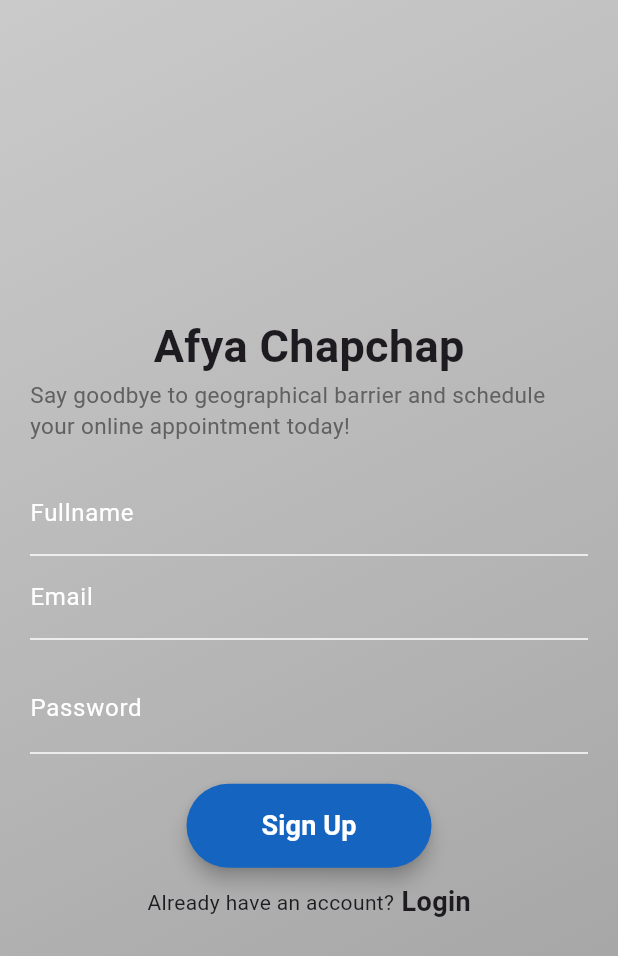
After one commit to makuachteny/mobile-dev, a Flutter app: the SignUpPage screen opened directly, on a phone screen of 412 x 824 dp. The commit adds this screen. Shown: the top 956 px of the screen. Run offline on Flutter 3.47's test engine with Material 3 defaults, Android fonts, the phone set to English and light mode, and no system bars.

Commit message:
signp page

```diff
--- /dev/null
+++ b/afya_chapchap/lib/Screens/signup.dart
@@ -0,0 +1,143 @@
+import 'package:flutter/material.dart';
+
+class SignUpPage extends StatefulWidget {
+  const SignUpPage({super.key});
+
+  @override
+  SignUpPageState createState() => SignUpPageState();
+}
+
+class SignUpPageState extends State<SignUpPage> {
+  late final TextEditingController _fullnameController;
+  late final TextEditingController _emailController;
+  late final TextEditingController _passwordController;
+
+  @override
+  void initState() {
+    _fullnameController = TextEditingController();
+    _emailController = TextEditingController();
+    _passwordController = TextEditingController();
+    super.initState();
+  }
+
+  @override
+  void dispose() {
+    _fullnameController.dispose();
+    _emailController.dispose();
+    _passwordController.dispose();
+    super.dispose();
+  }
+
+  @override
+  Widget build(BuildContext context) {
+    return Scaffold(
+      body: Container(
+        decoration: const BoxDecoration(
+          gradient: LinearGradient(
+            begin: Alignment.topLeft,
+            end: Alignment.bottomRight,
+            colors: [Color.fromARGB(221, 195, 195, 194), Colors.grey],
+          ),
+        ),
+        child: SafeArea(
+          child: Padding(
+            padding: const EdgeInsets.all(20.0),
+            child: Column(
+              mainAxisAlignment: MainAxisAlignment.center,
+              children: <Widget>[
+                const Text(
+                  "Afya Chapchap",
+                  style: TextStyle(
+                    fontSize: 30,
+                    fontWeight: FontWeight.bold,
+                  ),
+                ),
+                Text(
+                  "Say goodbye to geographical barrier and schedule your online appointment today!",
+                  style: TextStyle(fontSize: 15, color: Colors.grey[700]),
+                ),
+                const SizedBox(height: 20.0),
+                TextField(
+                  controller: _fullnameController,
+                  decoration: const InputDecoration(
+                    labelText: 'Fullname',
+                    fillColor: Color(0xffD8D8DD),
+                    labelStyle: TextStyle(color: Colors.white),
+                    focusedBorder: UnderlineInputBorder(
+                      borderSide: BorderSide(color: Colors.white),
+                    ),
+                    enabledBorder: UnderlineInputBorder(
+                      borderSide: BorderSide(color: Colors.white),
+                    ),
+                  ),
+                ),
+                TextField(
+                  controller: _emailController,
+                  decoration: const InputDecoration(
+                    labelText: 'Email',
+                    labelStyle: TextStyle(color: Colors.white),
+                    focusedBorder: UnderlineInputBorder(
+                      borderSide: BorderSide(color: Colors.white),
+                    ),
+                    enabledBorder: UnderlineInputBorder(
+                      borderSide: BorderSide(color: Colors.white),
+                    ),
+                  ),
+                ),
+                const SizedBox(height: 16.0),
+                TextField(
+                  controller: _passwordController,
+                  obscureText: true,
+                  decoration: const InputDecoration(
+                    contentPadding:
+                        EdgeInsets.symmetric(vertical: 10, horizontal: 0),
+                    labelText: 'Password',
+                    labelStyle: TextStyle(color: Colors.white),
+                    focusedBorder: UnderlineInputBorder(
+                      borderSide: BorderSide(color: Colors.white),
+                    ),
+                    enabledBorder: UnderlineInputBorder(
+                      borderSide: BorderSide(color: Colors.white),
+                    ),
+                  ),
+                ),
+                const SizedBox(height: 20.0),
+                ElevatedButton(
+                  style: ElevatedButton.styleFrom(
+                    foregroundColor: Colors.white,
+                    backgroundColor: Colors.blue[800],
+                    elevation: 5.0,
+                    padding: const EdgeInsets.symmetric(
+                        horizontal: 50, vertical: 15),
+                    shape: RoundedRectangleBorder(
+                      borderRadius: BorderRadius.circular(30.0),
+                    ),
+                  ),
+                  onPressed: () {
+                    Navigator.pop(context);
+                  },
+                  child: const Text(
+                    'Sign Up',
+                    style: TextStyle(fontWeight: FontWeight.w600, fontSize: 18),
+                  ),
+                ),
+                const SizedBox(height: 10.0),
+                const Row(
+                  mainAxisAlignment: MainAxisAlignment.center,
+                  children: <Widget>[
+                    Text("Already have an account?"),
+                    Text(
+                      " Login",
+                      style: TextStyle(
+                          fontWeight: FontWeight.w600, fontSize: 18),
+                    ),
+                  ],
+                ),
+              ],
+            ),
+          ),
+        ),
+      ),
+    );
+  }
+}
```
Also changed, not shown: afya_chapchap/lib/main.dart (line endings or trailing spaces).
